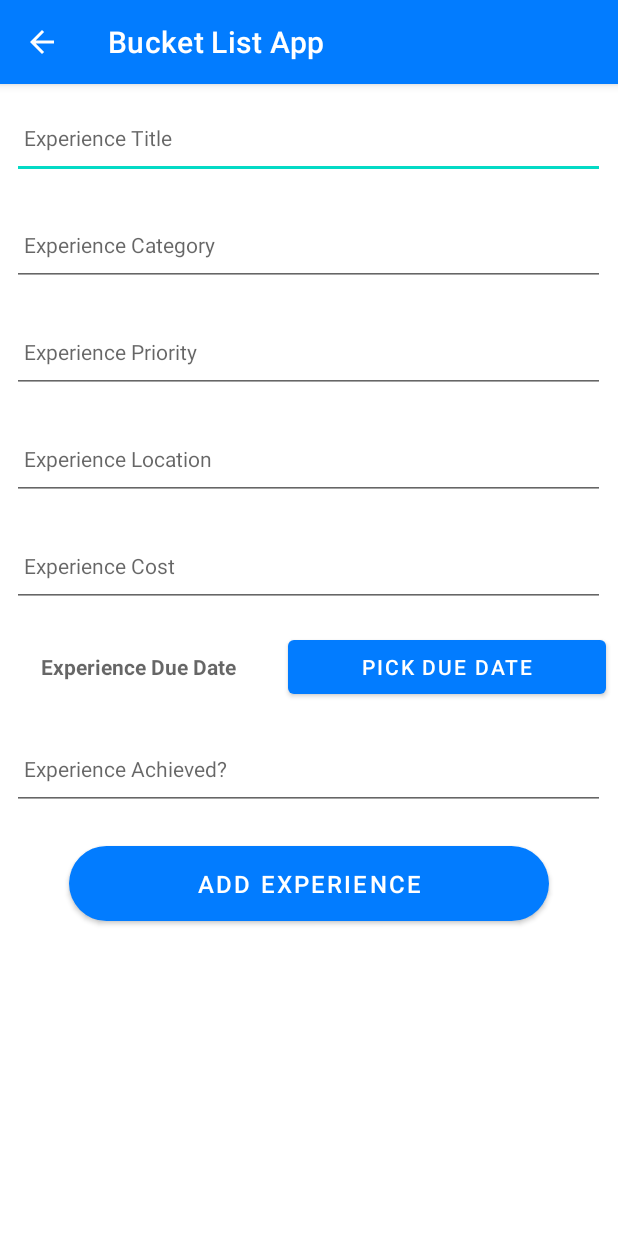
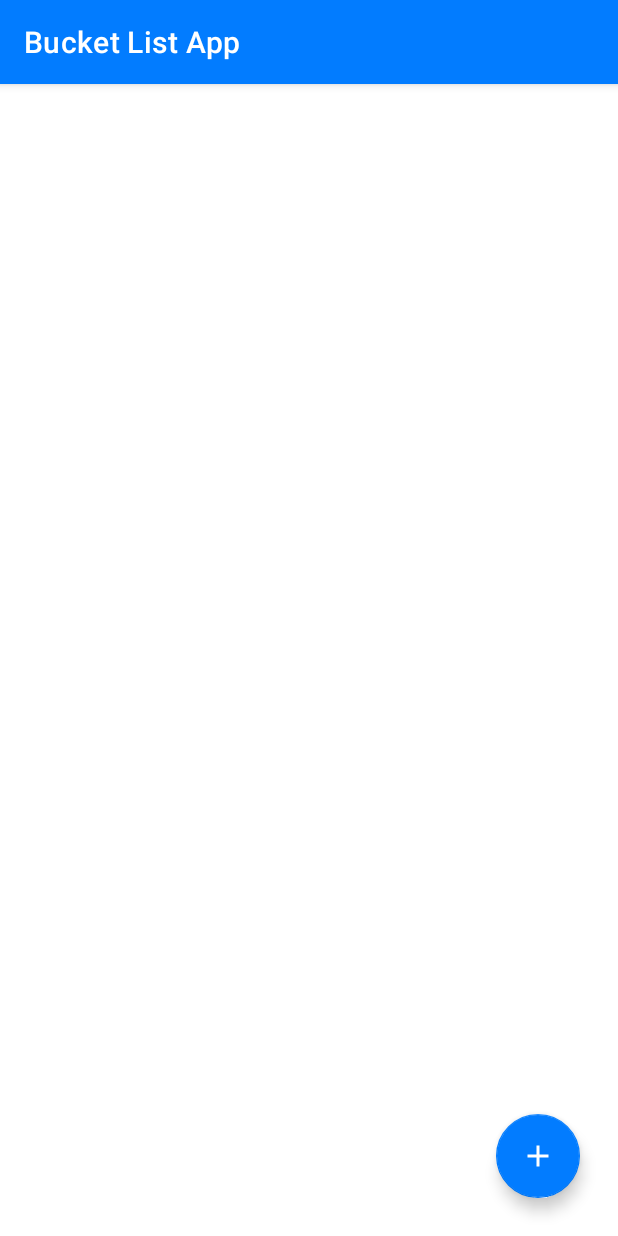
Before and after one commit to ChristianZaccaria/bucketlist-android-app, an Android app: the screen it shows after launch (AddBucketListActivity before the commit, ListBucketListActivity after it), after a tap on "CONTINUE AS GUEST", on a phone screen of 412 x 824 dp. Run offline under Robolectric (Android 15) with nearby library versions, the phone set to English and light mode, and no system bars; our stand-ins replace Timber; 4 statements that could not run were skipped.

Commit message:
Create List Activity for listing experiences: - Added an "add experience" floating action button in the list activity. - List activity done through an adapter, RecyclerView, and cards. - Implemented MainApp class.

```diff
--- /dev/null
+++ b/app/src/main/java/ie/setu/bucketlistandroidapp/activities/ListBucketListActivity.kt
@@ -0,0 +1,56 @@
+package ie.setu.bucketlistandroidapp.activities
+
+import android.app.Activity
+import android.content.Intent
+import androidx.appcompat.app.AppCompatActivity
+import android.os.Bundle
+import android.widget.Toast
+import androidx.activity.result.contract.ActivityResultContracts
+import androidx.recyclerview.widget.LinearLayoutManager
+import ie.setu.bucketlistandroidapp.R
+import ie.setu.bucketlistandroidapp.adapters.ExperienceAdapter
+import ie.setu.bucketlistandroidapp.databinding.ActivityListBucketListBinding
+import ie.setu.bucketlistandroidapp.main.MainApp
+import timber.log.Timber.i
+
+class ListBucketListActivity : AppCompatActivity() {
+
+    // lateinit used to overrule null safety checks
+    lateinit var app: MainApp
+    private lateinit var binding: ActivityListBucketListBinding
+
+    override fun onCreate(savedInstanceState: Bundle?) {
+        super.onCreate(savedInstanceState)
+        binding = ActivityListBucketListBinding.inflate(layoutInflater)
+        setContentView(binding.root)
+
+        app = application as MainApp
+
+        // layoutManager used for positioning items
+        val layoutManager = LinearLayoutManager(this)
+        binding.recyclerView.layoutManager = layoutManager
+        // Adapter used to bind data to Views such as the RecyclerView
+        binding.recyclerView.adapter = ExperienceAdapter(app.experiences)
+
+        binding.fabBtn.setOnClickListener {
+            val addButtonText = R.string.button_openAddActivity
+            Toast.makeText(applicationContext, addButtonText, Toast.LENGTH_SHORT).show()
+            // Logging info shown in Logcat
+            i("Add button pressed...")
+            // Calling function to open the main activity.
+            val intent = Intent(this, AddBucketListActivity::class.java)
+            // Launches the activity and awaits for the activity to complete (Get an 'OK' result), then updates the UI
+            getResult.launch(intent)
+        }
+    }
+
+    private val getResult =
+        registerForActivityResult(
+            ActivityResultContracts.StartActivityForResult()
+        ) {
+            if (it.resultCode == Activity.RESULT_OK) {
+                (binding.recyclerView.adapter)?.
+                notifyItemRangeChanged(0,app.experiences.size)
+            }
+        }
+}
--- a/app/src/main/java/ie/setu/bucketlistandroidapp/activities/WelcomeActivity.kt
+++ b/app/src/main/java/ie/setu/bucketlistandroidapp/activities/WelcomeActivity.kt
@@ -5,7 +5,6 @@ import androidx.appcompat.app.AppCompatActivity
 import android.os.Bundle
 import android.widget.Toast
 import ie.setu.bucketlistandroidapp.R
-import timber.log.Timber
 import timber.log.Timber.i
 import ie.setu.bucketlistandroidapp.databinding.ActivityWelcomeBinding
 
@@ -30,7 +29,6 @@ class WelcomeActivity : AppCompatActivity() {
             // Calling function to open the main activity.
             openBucketlistActivity()
         }
-        Timber.plant(Timber.DebugTree())
         i("Welcome Activity started...")
 
 
@@ -39,7 +37,7 @@ class WelcomeActivity : AppCompatActivity() {
     // Function that opens the bucketlist activity when called.
     // Idea inspired from the following YT video: https://www.youtube.com/watch?v=bgIUdb-7Rqo
     private fun openBucketlistActivity() {
-        val intent = Intent(this, AddBucketListActivity::class.java)
+        val intent = Intent(this, ListBucketListActivity::class.java)
         startActivity(intent)
     }
 
--- /dev/null
+++ b/app/src/main/java/ie/setu/bucketlistandroidapp/main/MainApp.kt
@@ -0,0 +1,21 @@
+package ie.setu.bucketlistandroidapp.main
+
+import android.app.Application
+import com.google.gson.Gson
+import ie.setu.bucketlistandroidapp.models.ExperienceModel
+import ie.setu.bucketlistandroidapp.utils.readFromJSON
+import timber.log.Timber
+import timber.log.Timber.i
+
+class MainApp : Application() {
+
+    val experiences = ArrayList<ExperienceModel>()
+
+    override fun onCreate() {
+        super.onCreate()
+        Timber.plant(Timber.DebugTree())
+        i("Bucket List App started")
+        // Reading from JSON and this way listing all saved experiences in our List Activity
+        experiences.addAll(readFromJSON(Gson(),applicationContext))
+    }
+}
--- /dev/null
+++ b/app/src/main/res/drawable/baseline_add.xml
@@ -0,0 +1,5 @@
+<vector android:height="24dp" android:tint="#FFFFFF"
+    android:viewportHeight="24" android:viewportWidth="24"
+    android:width="24dp" xmlns:android="http://schemas.android.com/apk/res/android">
+    <path android:fillColor="@android:color/white" android:pathData="M19,13h-6v6h-2v-6H5v-2h6V5h2v6h6v2z"/>
+</vector>
--- /dev/null
+++ b/app/src/main/res/layout/activity_list_bucket_list.xml
@@ -0,0 +1,33 @@
+<?xml version="1.0" encoding="utf-8"?>
+<androidx.coordinatorlayout.widget.CoordinatorLayout
+    xmlns:android="http://schemas.android.com/apk/res/android"
+    xmlns:app="http://schemas.android.com/apk/res-auto"
+    xmlns:tools="http://schemas.android.com/tools"
+    android:layout_width="match_parent"
+    android:layout_height="match_parent"
+    tools:context="ie.setu.bucketlistandroidapp.activities.ListBucketListActivity">
+
+    <!--  RecyclerView used for dynamically inserting cards into the list layout  -->
+    <androidx.recyclerview.widget.RecyclerView
+        android:id="@+id/recyclerView"
+        android:layout_width="match_parent"
+        android:layout_height="match_parent"
+        android:scrollbars="vertical"
+        app:layout_behavior="@string/appbar_scrolling_view_behavior" />
+
+    <!--  Reference to floating action button (FAB):   -->
+    <!--  https://www.youtube.com/watch?v=cASXtRa6yDc  -->
+    <com.google.android.material.floatingactionbutton.FloatingActionButton
+        android:id="@+id/fab_btn"
+        android:layout_width="wrap_content"
+        android:layout_height="wrap_content"
+        android:layout_gravity="end|bottom"
+        android:layout_margin="25dp"
+        app:fabSize="normal"
+        app:backgroundTint="@color/primaryBlue"
+        app:elevation="6dp"
+        android:src="@drawable/baseline_add"
+        android:contentDescription="@string/floatingButtonDescription" />
+
+
+</androidx.coordinatorlayout.widget.CoordinatorLayout>
--- a/app/src/main/res/values/strings.xml
+++ b/app/src/main/res/values/strings.xml
@@ -6,7 +6,7 @@
     <string name="guest_button_label">Continue as Guest</string>
     <string name="guest_button_text">Continued as Guest</string>
     <string name="_4_buckets">4 buckets image</string>
-    <!--  strings in main bucketlist activity  -->
+    <!--  strings in add bucketlist activity  -->
     <string name="button_addExperience">Add Experience</string>
     <string name="button_successfulAdd">Added Successfully!</string>
     <string name="experienceTitle">Experience Title</string>
@@ -20,5 +20,8 @@
     <string name="button_calendarPicker">Pick Due Date</string>
     <string name="dateFormat">%d/%d/%d</string>
     <string name="actionbar_bucketlistapp">Bucket List App</string>
+    <!--  strings in list bucketlist activity  -->
+    <string name="floatingButtonDescription">fab for adding experience</string>
+    <string name="button_openAddActivity">Create your experience</string>
 
 </resources>
--- a/app/src/main/res/values/themes.xml
+++ b/app/src/main/res/values/themes.xml
@@ -8,7 +8,7 @@
         <!-- Secondary brand color. -->
         <item name="colorSecondary">@color/teal_200</item>
         <item name="colorSecondaryVariant">@color/teal_700</item>
-        <item name="colorOnSecondary">@color/black</item>
+        <item name="colorOnSecondary">@color/white</item>
         <!-- Status bar color. -->
         <item name="android:statusBarColor">?attr/colorPrimaryVariant</item>
         <!-- Customize your theme here. -->
@@ -21,7 +21,7 @@
         <!-- Secondary brand color. -->
         <item name="colorSecondary">@color/teal_200</item>
         <item name="colorSecondaryVariant">@color/teal_700</item>
-        <item name="colorOnSecondary">@color/black</item>
+        <item name="colorOnSecondary">@color/white</item>
         <!-- Status bar color. -->
         <item name="android:statusBarColor">?attr/colorPrimaryVariant</item>
         <!-- Customize your theme here. -->
```
Also changed, not shown: app/build.gradle (+6 -3 lines), app/src/main/AndroidManifest.xml (+14 -3 lines), app/src/main/java/ie/setu/bucketlistandroidapp/activities/AddBucketListActivity.kt (+10 -5 lines), app/src/main/java/ie/setu/bucketlistandroidapp/adapters/ExperienceAdapter.kt (added, +39 -0 lines), app/src/main/res/layout/card_bucketlist.xml (added, +31 -0 lines).
